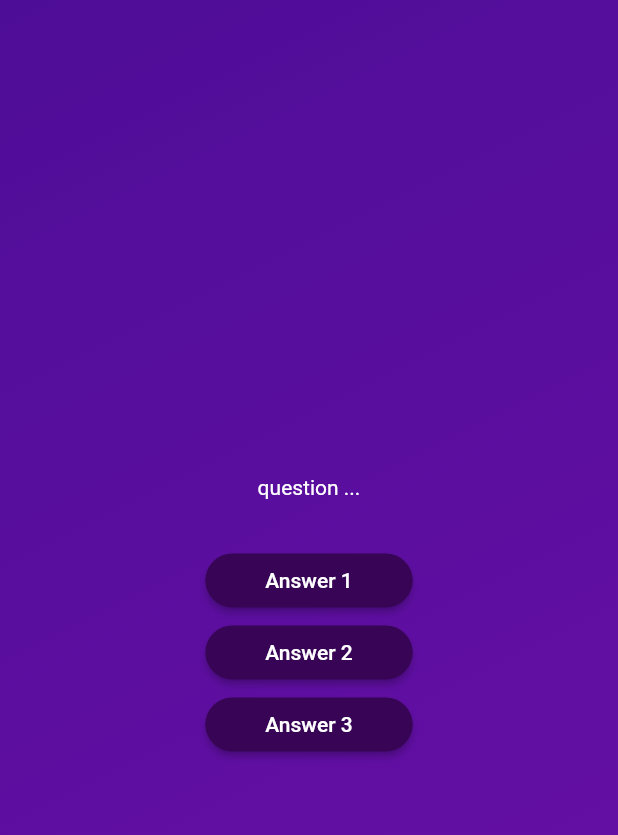
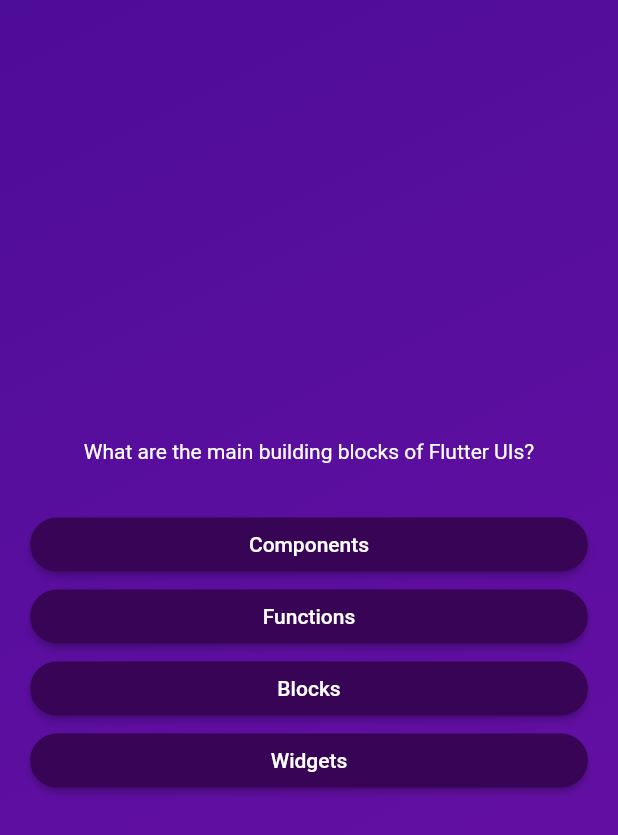
Before and after one commit to temogogitidze/quiz_app, a Flutter app: the screen it shows after launch, after a tap on "Start Quiz!", on a phone screen of 412 x 824 dp. Shown: the top 835 px of the screen. Run offline on Flutter 3.47's test engine with Material 2 defaults, Android fonts, the phone set to English and light mode, and no system bars.

Commit message:
feat: add answer functionality, change questions and text according to user clicks

```diff
--- a/lib/models/quiz_question.dart
+++ b/lib/models/quiz_question.dart
@@ -3,4 +3,10 @@ class QuizQuestion {
 
   final String text;
   final List<String> answers;
+
+  List<String> getShuffledAnswers() {
+    final shuffledList = List.of(answers);
+    shuffledList.shuffle();
+    return shuffledList;
+  }
 }
--- a/lib/questions_screen.dart
+++ b/lib/questions_screen.dart
@@ -1,5 +1,6 @@
 import 'package:flutter/material.dart';
 import 'package:quiz_app/answer_button.dart';
+import 'package:quiz_app/data/questions.dart';
 
 class QuestionsScreen extends StatefulWidget {
   const QuestionsScreen({super.key});
@@ -11,22 +12,37 @@ class QuestionsScreen extends StatefulWidget {
 }
 
 class _QuestionsScreen extends State<QuestionsScreen> {
+  var currentQuestionIndex = 0;
+
+  void answerQuestion() {
+    setState(() {
+      currentQuestionIndex++;
+    });
+  }
+
   @override
   Widget build(context) {
+    final currentQuestion = questions[currentQuestionIndex];
+
     return SizedBox(
       width: double.infinity,
+      child: Container(
+        margin: const EdgeInsets.all(20),
         child: Column(
           mainAxisAlignment: MainAxisAlignment.center,
+          crossAxisAlignment: CrossAxisAlignment.stretch,
           children: [
-          const Text(
-            'question ...',
-            style: TextStyle(color: Colors.white),
+            Text(
+              currentQuestion.text,
+              style: const TextStyle(color: Colors.white),
+              textAlign: TextAlign.center,
             ),
             const SizedBox(height: 30),
-          AnswerButton('Answer 1', () {}),
-          AnswerButton('Answer 2', () {}),
-          AnswerButton('Answer 3', () {})
+            ...currentQuestion.getShuffledAnswers().map((answer) {
+              return AnswerButton(answer, answerQuestion);
+            }),
           ],
+        ),
       ),
     );
   }
```
Lines whose indentation alone changed are shown as unchanged.
